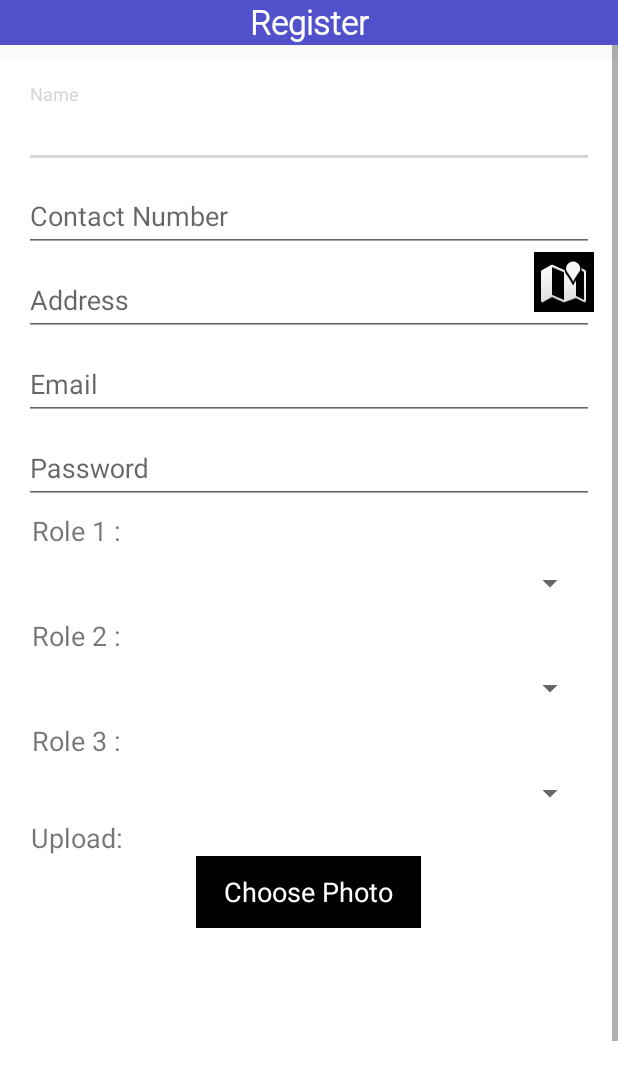
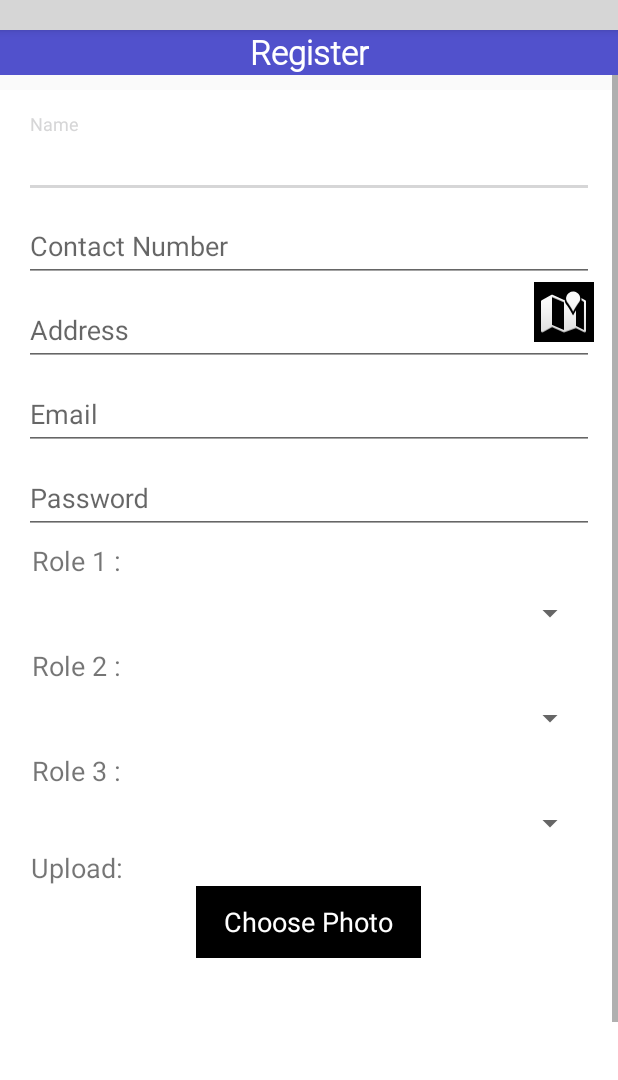
Before and after one commit to RupaliGoel/Sahayyam, an Android app: the layout activity_signup.xml on its own in the app's theme, with its tools: preview values and no code run, on a phone screen of 412 x 824 dp. Shown: the top 1080 px of the screen. Run offline under Robolectric (Android 15) with nearby library versions, the phone set to English and light mode, and no system bars; network calls fail; grey boxes are pictures that could not be loaded.

Commit message:
toolbar4.3

```diff
--- a/app/src/main/res/layout/activity_signup.xml
+++ b/app/src/main/res/layout/activity_signup.xml
@@ -7,9 +7,17 @@
     android:layout_height="match_parent"
     tools:context=".SignupActivity">
 
+
+
+    <include
+        layout="@layout/toolbar"
+        android:layout_width="match_parent"
+        android:layout_height="20dp"/>
+
 <androidx.appcompat.widget.Toolbar
     android:id="@+id/login1"
     android:layout_width="match_parent"
+    android:layout_below="@+id/toolbar"
     android:layout_height="30dp"
     android:background="@color/tab1"
     android:fitsSystemWindows="true"
```
Also changed, not shown: app/src/main/java/com/example/rupali/sos/SignupActivity.java (+22 -0 lines).
